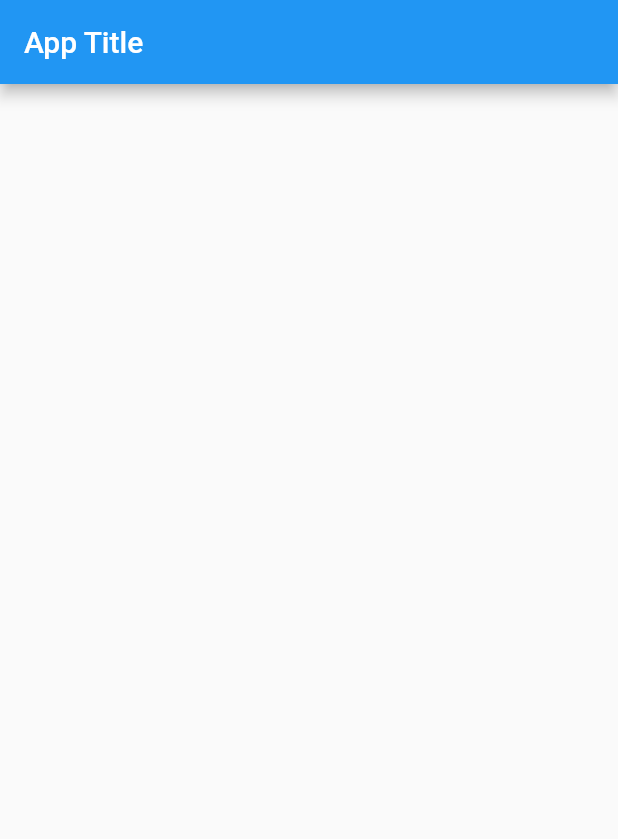
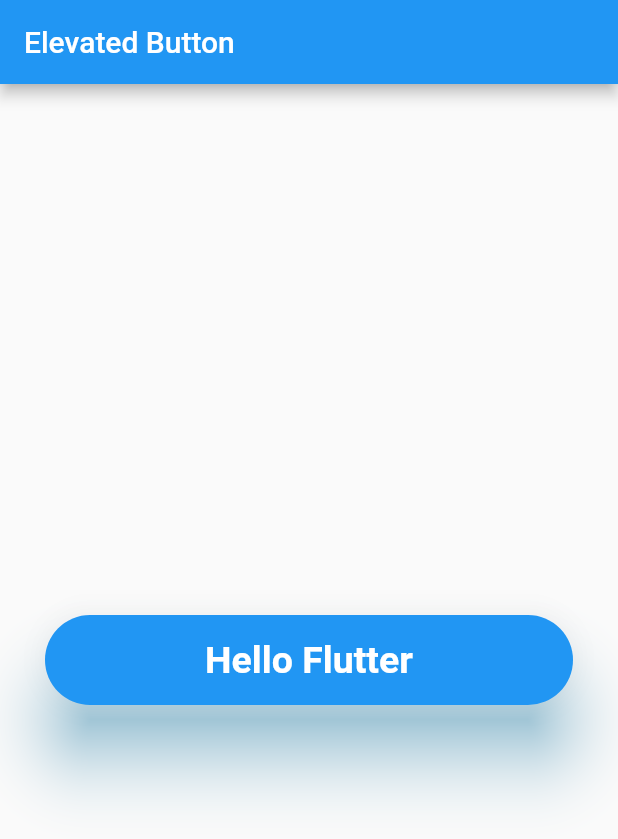
Before and after one commit to authuright/complete-flutter-app, a Flutter app: the screen it shows after launch, on a phone screen of 412 x 824 dp. Shown: the top 839 px of the screen. Run offline on Flutter 3.47's test engine with Material 2 defaults, Android fonts, the phone set to English and light mode, and no system bars.

Commit message:
Elevated Button

```diff
--- a/lib/main.dart
+++ b/lib/main.dart
@@ -1,4 +1,3 @@
-
 import 'package:flutter/material.dart';
 
 void main() {
@@ -29,9 +28,30 @@ class _MyHomePageState extends State<MyHomePage> {
   Widget build(BuildContext context) {
     return Scaffold(
       appBar: AppBar(
-        title: const Text("App Title"),
+        title: const Text("Elevated Button"),
       ),
-      body: const Center(
+      body: Center(
+        child: Padding(
+          padding: EdgeInsets.symmetric(vertical: 0, horizontal: 30.0),
+          child: ElevatedButton(
+            style: ElevatedButton.styleFrom(
+              shape: const StadiumBorder(),
+              elevation: 20,
+              shadowColor: Colors.lightBlueAccent,
+              minimumSize: const Size.fromHeight(60),
+            ),
+            onPressed: () {
+              return print("Hello");
+            },
+            child: Text(
+              "Hello Flutter",
+              style: TextStyle(
+                fontSize: 25.0,
+                fontWeight: FontWeight.bold,
+              ),
+            ),
+          ),
+        ),
       ),
     );
   }
```
Also changed, not shown: ElevatedButton.png (added).
